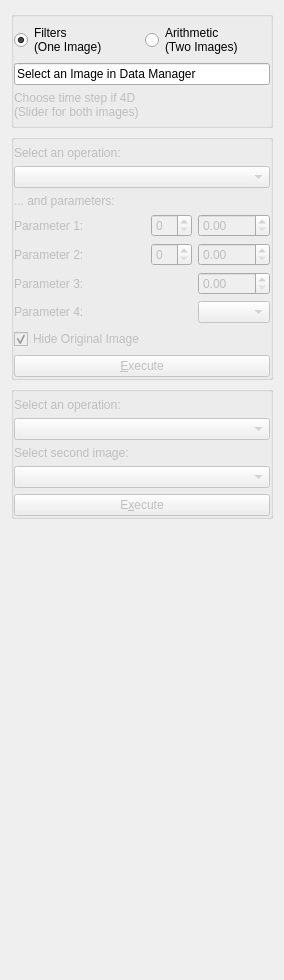
This is Plugins/org.mitk.gui.qt.basicimageprocessing/src/internal/QmitkBasicImageProcessingViewControls.ui in MITK/MITK as Qt 5 draws it before an edit. The edited form follows.
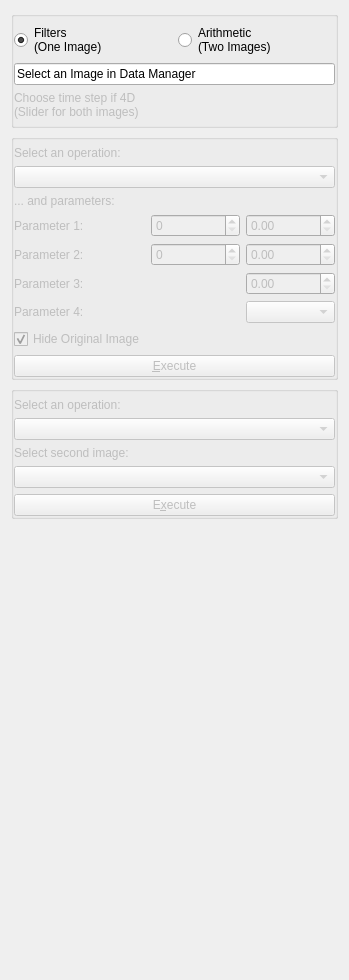
This is the edited form. Custom widgets are drawn as their Qt base class.

Diff of the .ui file:
```diff
--- a/Plugins/org.mitk.gui.qt.basicimageprocessing/src/internal/QmitkBasicImageProcessingViewControls.ui
+++ b/Plugins/org.mitk.gui.qt.basicimageprocessing/src/internal/QmitkBasicImageProcessingViewControls.ui
@@ -6,7 +6,7 @@
    <rect>
     <x>0</x>
     <y>0</y>
-    <width>272</width>
+    <width>349</width>
     <height>980</height>
    </rect>
   </property>
@@ -371,6 +371,9 @@
           <verstretch>0</verstretch>
          </sizepolicy>
         </property>
+        <property name="maximum">
+         <double>999999999.000000000000000</double>
+        </property>
        </widget>
       </item>
       <item row="3" column="2">
@@ -387,6 +390,9 @@
         <property name="decimals">
          <number>2</number>
         </property>
+        <property name="maximum">
+         <double>999999999.000000000000000</double>
+        </property>
        </widget>
       </item>
       <item row="3" column="1">
```
